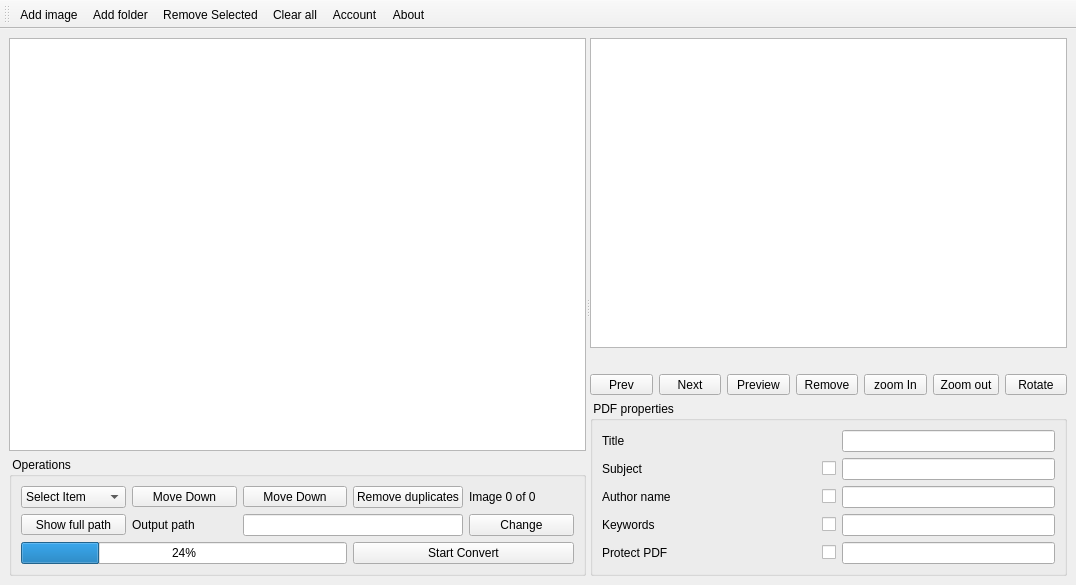
Qt form src/jpg2pdf.ui (rishabh3354/JPG2PDF) before a commit.
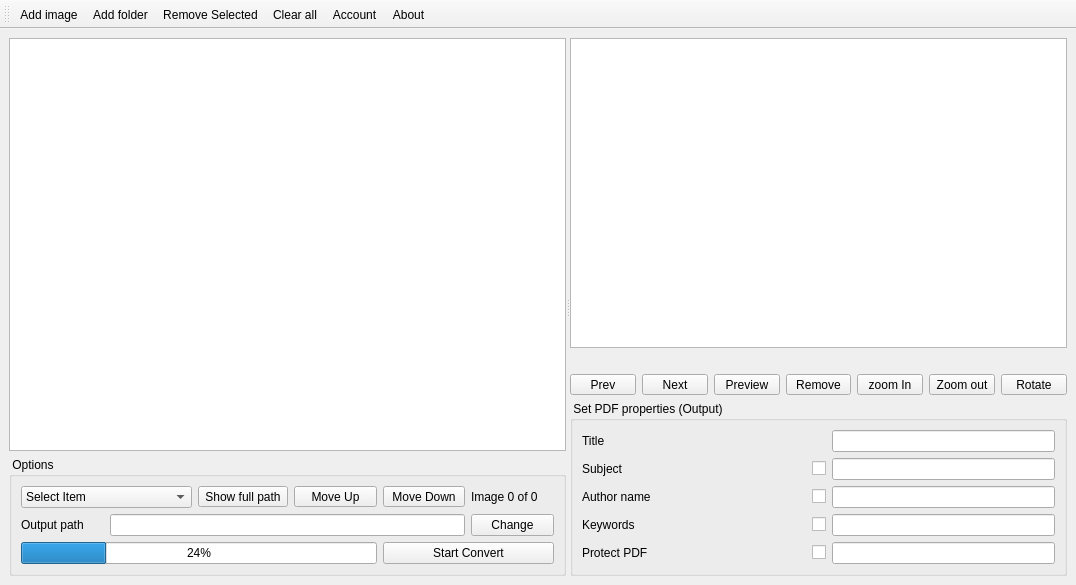
The same form after that commit.

Commit message: moveup movedown implemented

The edit to the form file:
```diff
--- a/src/jpg2pdf.ui
+++ b/src/jpg2pdf.ui
@@ -32,13 +32,13 @@
         <item>
          <widget class="QGroupBox" name="groupBox_4">
           <property name="title">
-           <string> Operations</string>
+           <string> Options</string>
           </property>
           <layout class="QVBoxLayout" name="verticalLayout_13">
            <item>
             <layout class="QGridLayout" name="gridLayout_25">
-             <item row="0" column="2">
-              <widget class="QToolButton" name="movedown">
+             <item row="3" column="4" colspan="2">
+              <widget class="QPushButton" name="start_convert">
                <property name="sizePolicy">
                 <sizepolicy hsizetype="Preferred" vsizetype="Fixed">
                  <horstretch>0</horstretch>
@@ -46,28 +46,31 @@
                 </sizepolicy>
                </property>
                <property name="text">
-                <string>Move Down</string>
+                <string>Start Convert</string>
                </property>
               </widget>
              </item>
-             <item row="2" column="2" colspan="2">
-              <widget class="QLineEdit" name="output_path">
-               <property name="sizePolicy">
-                <sizepolicy hsizetype="Preferred" vsizetype="Fixed">
-                 <horstretch>0</horstretch>
-                 <verstretch>0</verstretch>
-                </sizepolicy>
-               </property>
-              </widget>
-             </item>
-             <item row="0" column="4">
+             <item row="0" column="5">
               <widget class="QLabel" name="image_label">
                <property name="text">
                 <string>Image 0 of 0</string>
                </property>
               </widget>
              </item>
-             <item row="2" column="4">
+             <item row="3" column="0" colspan="4">
+              <widget class="QProgressBar" name="progress_bar">
+               <property name="sizePolicy">
+                <sizepolicy hsizetype="Preferred" vsizetype="Fixed">
+                 <horstretch>0</horstretch>
+                 <verstretch>0</verstretch>
+                </sizepolicy>
+               </property>
+               <property name="value">
+                <number>24</number>
+               </property>
+              </widget>
+             </item>
+             <item row="2" column="5">
               <widget class="QPushButton" name="change">
                <property name="sizePolicy">
                 <sizepolicy hsizetype="Preferred" vsizetype="Fixed">
@@ -80,8 +83,21 @@
                </property>
               </widget>
              </item>
+             <item row="0" column="4">
+              <widget class="QToolButton" name="movedown">
+               <property name="sizePolicy">
+                <sizepolicy hsizetype="Preferred" vsizetype="Fixed">
+                 <horstretch>0</horstretch>
+                 <verstretch>0</verstretch>
+                </sizepolicy>
+               </property>
+               <property name="text">
+                <string>Move Down</string>
+               </property>
+              </widget>
+             </item>
              <item row="0" column="3">
-              <widget class="QPushButton" name="remove_duplicate">
+              <widget class="QToolButton" name="moveup">
                <property name="sizePolicy">
                 <sizepolicy hsizetype="Preferred" vsizetype="Fixed">
                  <horstretch>0</horstretch>
@@ -89,11 +105,24 @@
                 </sizepolicy>
                </property>
                <property name="text">
-                <string>Remove duplicates</string>
+                <string>Move Up</string>
                </property>
               </widget>
              </item>
-             <item row="0" column="0">
+             <item row="0" column="2">
+              <widget class="QToolButton" name="show_full_path">
+               <property name="sizePolicy">
+                <sizepolicy hsizetype="Preferred" vsizetype="Fixed">
+                 <horstretch>0</horstretch>
+                 <verstretch>0</verstretch>
+                </sizepolicy>
+               </property>
+               <property name="text">
+                <string>Show full path</string>
+               </property>
+              </widget>
+             </item>
+             <item row="0" column="0" colspan="2">
               <widget class="QComboBox" name="selectall">
                <item>
                 <property name="text">
@@ -112,46 +141,7 @@
                </item>
               </widget>
              </item>
-             <item row="3" column="3" colspan="2">
-              <widget class="QPushButton" name="start_convert">
-               <property name="sizePolicy">
-                <sizepolicy hsizetype="Preferred" vsizetype="Fixed">
-                 <horstretch>0</horstretch>
-                 <verstretch>0</verstretch>
-                </sizepolicy>
-               </property>
-               <property name="text">
-                <string>Start Convert</string>
-               </property>
-              </widget>
-             </item>
-             <item row="3" column="0" colspan="3">
-              <widget class="QProgressBar" name="progress_bar">
-               <property name="sizePolicy">
-                <sizepolicy hsizetype="Preferred" vsizetype="Fixed">
-                 <horstretch>0</horstretch>
-                 <verstretch>0</verstretch>
-                </sizepolicy>
-               </property>
-               <property name="value">
-                <number>24</number>
-               </property>
-              </widget>
-             </item>
-             <item row="0" column="1">
-              <widget class="QToolButton" name="movedown_2">
-               <property name="sizePolicy">
-                <sizepolicy hsizetype="Preferred" vsizetype="Fixed">
-                 <horstretch>0</horstretch>
-                 <verstretch>0</verstretch>
-                </sizepolicy>
-               </property>
-               <property name="text">
-                <string>Move Down</string>
-               </property>
-              </widget>
-             </item>
-             <item row="2" column="1">
+             <item row="2" column="0">
               <widget class="QLabel" name="label_49">
                <property name="sizePolicy">
                 <sizepolicy hsizetype="Preferred" vsizetype="Fixed">
@@ -164,17 +154,14 @@
                </property>
               </widget>
              </item>
-             <item row="2" column="0">
-              <widget class="QToolButton" name="show_full_path">
+             <item row="2" column="1" colspan="4">
+              <widget class="QLineEdit" name="output_path">
                <property name="sizePolicy">
                 <sizepolicy hsizetype="Preferred" vsizetype="Fixed">
                  <horstretch>0</horstretch>
                  <verstretch>0</verstretch>
                 </sizepolicy>
                </property>
-               <property name="text">
-                <string>Show full path</string>
-               </property>
               </widget>
              </item>
             </layout>
@@ -303,7 +290,7 @@
         <item>
          <widget class="QGroupBox" name="groupBox_5">
           <property name="title">
-           <string> PDF properties</string>
+           <string> Set PDF properties (Output)</string>
           </property>
           <layout class="QVBoxLayout" name="verticalLayout_12">
            <item>
```
The commit also changes 2 other files.
